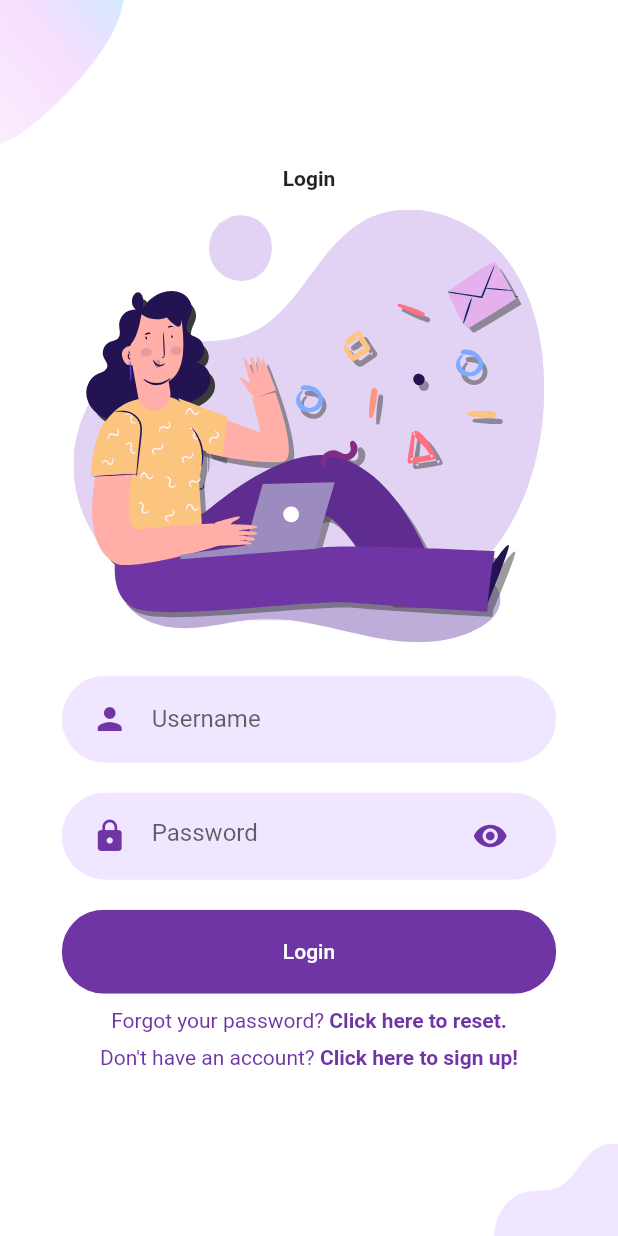
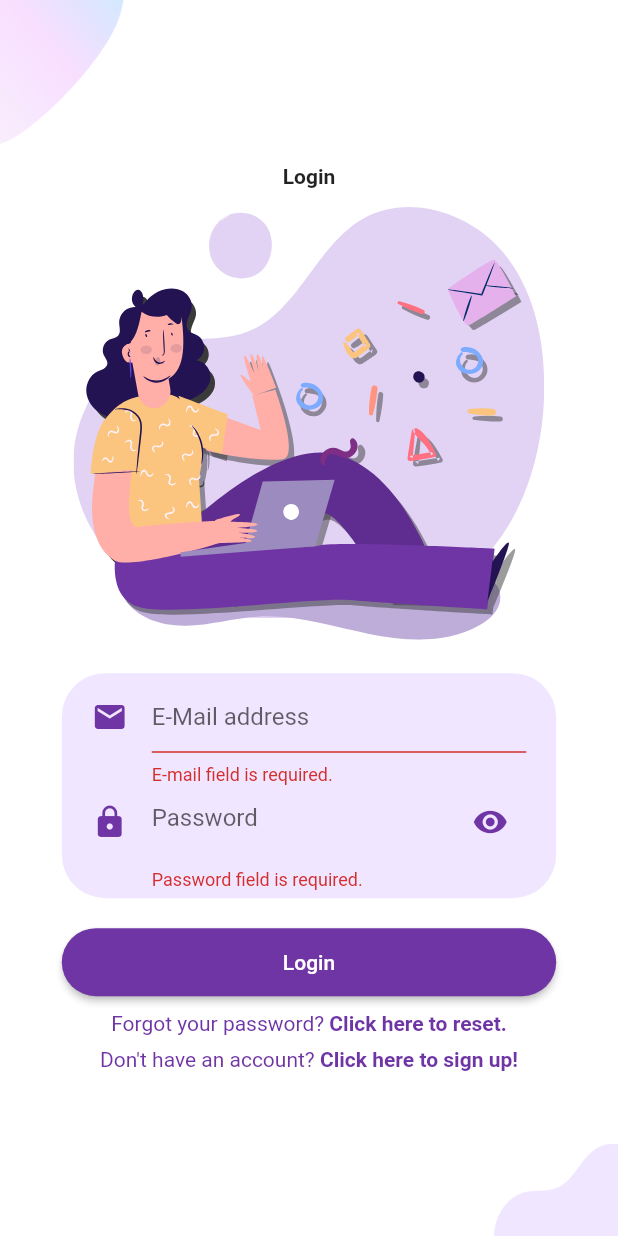
Before and after one commit to NaeemKhan14/Global-Health-Management-System-, a Flutter app: the LoginScreen screen opened directly, after a tap on "Login", on a phone screen of 412 x 824 dp. Run offline on Flutter 3.47's test engine with Material 2 defaults, Android fonts, the phone set to English and light mode, and no system bars; our stand-ins replace firebase_auth, firebase_core, flutter_svg; accounts and stored records are empty.

Commit message:
Login system completed. Added feature to input fields in Login and FP screens to show error messages.

```diff
--- a/lib/Backend/Authentication/authentication_service.dart
+++ b/lib/Backend/Authentication/authentication_service.dart
@@ -1,30 +1,43 @@
 import 'package:firebase_auth/firebase_auth.dart';
 
-class AuthenticationService
-{
+class AuthenticationService {
   final FirebaseAuth _firebaseAuth;
+
   AuthenticationService(this._firebaseAuth);
+
   // Returns null if user is not logged in.
   Stream<User> get authStateChanges => _firebaseAuth.authStateChanges();
 
   // Sign in user
-  Future<String> signIn({String email, String password}) async
-  {
+  Future<String> signIn({String uname, String pass}) async {
     try {
-      await _firebaseAuth.signInWithEmailAndPassword(email: email, password: password);
+      await _firebaseAuth.signInWithEmailAndPassword(
+          email: uname, password: pass);
       return "Signed in";
-    } on FirebaseAuthException catch(e) {
+    } on FirebaseAuthException catch (e) {
+      print(e.message);
+      if (e.message.contains("The email address is badly formatted."))
+      {
+        return "Please enter a valid e-mail address.";
+      } else
+        {
+          return "Invalid username/password.";
+        }
+    }
+  }
+
+  // Sign up user
+  Future<String> signUp({String email, String password}) async {
+    try {
+      await _firebaseAuth.createUserWithEmailAndPassword(
+          email: email, password: password);
+      return "Signed Up";
+    } on FirebaseAuthException catch (e) {
       return e.message;
     }
   }
-  // Sign up user
-  Future<String> signUp({String email, String password}) async
-  {
-    try {
-      await _firebaseAuth.createUserWithEmailAndPassword(email: email, password: password);
-      return "Signed in";
-    } on FirebaseAuthException catch(e) {
-      return e.message;
-    }
+
+  Future<void> signOut() async {
+    await _firebaseAuth.signOut();
   }
 }
--- a/lib/Screens/Login/components/body.dart
+++ b/lib/Screens/Login/components/body.dart
@@ -1,6 +1,9 @@
 import 'package:flutter/material.dart';
 import 'package:flutter_svg/flutter_svg.dart';
+import 'package:ghms/Backend/Authentication/authentication_service.dart';
 import 'package:ghms/Screens/ForgotPassword/forgot_password.dart';
+import 'package:ghms/Screens/HomePage/homepage.dart';
+import 'package:ghms/Screens/Login/components/login_form.dart';
 import 'background.dart';
 import 'extra_login_actions.dart';
 import 'rounded_input_field.dart';
@@ -8,15 +11,24 @@ import 'rounded_password_field.dart';
 import 'package:ghms/Screens/SignUp/signup_screen.dart';
 import 'package:ghms/Screens/WelcomeScreen/components/rounded_button.dart';
 import 'package:ghms/constants.dart';
+import 'package:provider/provider.dart';
 
-class Body extends StatelessWidget {
+class Body extends StatefulWidget {
   const Body({
     Key key,
   }) : super(key: key);
 
   @override
+  _BodyState createState() => _BodyState();
+}
+
+class _BodyState extends State<Body> {
+  @override
   Widget build(BuildContext context) {
     Size size = MediaQuery.of(context).size;
+    final TextEditingController unameController = TextEditingController();
+    final TextEditingController passController = TextEditingController();
+
     return Background(
       child: SingleChildScrollView(
         child: Column(
@@ -32,24 +44,15 @@ class Body extends StatelessWidget {
               height: size.height * 0.35,
             ),
             SizedBox(height: size.height * 0.015),
-            RoundedInputField(
-              hintText: "Username",
-              icon: Icons.person,
-            ),
-            RoundedPasswordField(
-              hintText: "Password",
-            ),
-            RoundedButton(
-              text: "Login",
-              press: () {},
-              color: kPrimaryColor,
-            ),
+            LoginForm(),
             ExtraLoginActions(
               hintText: "Forgot your password? ",
               btnText: "Click here to reset.",
-              onPress: () {Navigator.push(context, MaterialPageRoute(builder: (context) {
-                return ForgotPasswordScreen();
-              }));},
+              onPress: () {
+                Navigator.push(context, MaterialPageRoute(builder: (context) {
+                  return ForgotPasswordScreen();
+                }));
+              },
             ),
             SizedBox(height: size.height * 0.01),
             ExtraLoginActions(
--- /dev/null
+++ b/lib/Screens/Login/components/login_form.dart
@@ -0,0 +1,117 @@
+import 'package:flutter/material.dart';
+import 'package:ghms/Screens/HomePage/homepage.dart';
+import 'package:ghms/Screens/WelcomeScreen/components/rounded_button.dart';
+import 'TextFieldContainer.dart';
+import 'package:ghms/constants.dart';
+import 'package:provider/provider.dart';
+import 'package:ghms/Backend/Authentication/authentication_service.dart';
+
+class LoginForm extends StatefulWidget {
+  @override
+  _LoginFormState createState() => _LoginFormState();
+}
+
+class _LoginFormState extends State<LoginForm> {
+  final _formKey = GlobalKey<FormState>();
+  final TextEditingController emailFieldController = TextEditingController();
+  final TextEditingController passController = TextEditingController();
+  String errorMsg = '';
+  bool errorVisibility = false;
+
+  @override
+  Widget build(BuildContext context) {
+    return SingleChildScrollView(
+      child: Form(
+        key: _formKey,
+        child: Column(
+          children: [
+            Visibility(
+              visible: errorVisibility,
+              child: Text(
+                errorMsg,
+                style: TextStyle(
+                  color: Colors.red,
+                ),
+              ),
+            ),
+            TextFieldContainer(
+              child: Column(
+                mainAxisAlignment: MainAxisAlignment.spaceEvenly,
+                children: <Widget>[
+                  TextFormField(
+                    validator: (value) {
+                      if (value.isEmpty) return 'E-mail field is required.';
+                      return null;
+                    },
+                    controller: emailFieldController,
+                    decoration: InputDecoration(
+                      icon: Icon(
+                        Icons.email,
+                        color: kPrimaryColor,
+                      ),
+                      hintText: "E-Mail address",
+                    ),
+                  ),
+                  TextFormField(
+                    validator: (value) {
+                      if (value.isEmpty) return 'Password field is required.';
+                      return null;
+                    },
+                    obscureText: true,
+                    controller: passController,
+                    decoration: InputDecoration(
+                      icon: Icon(
+                        Icons.lock,
+                        color: kPrimaryColor,
+                      ),
+                      suffixIcon: Icon(
+                        Icons.visibility,
+                        color: kPrimaryColor,
+                      ),
+                      hintText: "Password",
+                      border: InputBorder.none,
+                    ),
+                  ),
+                ],
+              ),
+            ),
+            RoundedButton(
+              text: "Login",
+              color: kPrimaryColor,
+              press: () async {
+                // Remove any error msgs from Firebase.
+                setState(() {
+                  errorVisibility = false;
+                });
+                String login;
+                // If form is valid.
+                if (_formKey.currentState.validate() &&
+                    (emailFieldController.text != null &&
+                        passController.text != null)) {
+                  // Try and login and get the output from Authentication class.
+                  login = await context.read<AuthenticationService>().signIn(
+                        uname: emailFieldController.text,
+                        pass: passController.text,
+                      );
+                  if (login.contains("Signed in")) {
+                    // Redirect to homepage.
+                    Navigator.push(context, MaterialPageRoute(builder: (context) {
+                      return HomePageScreen();
+                    }));
+                  } else {
+                    // If there are any errors from Firebase, we will show it using
+                    // this in the main page.
+                    setState(() {
+                      errorVisibility = true;
+                      errorMsg = login;
+                    });
+                  }
+                }
+              },
+            ),
+          ],
+        ),
+      ),
+    );
+  }
+}
--- a/lib/Screens/Login/components/rounded_password_field.dart
+++ b/lib/Screens/Login/components/rounded_password_field.dart
@@ -5,17 +5,19 @@ import 'package:ghms/constants.dart';
 class RoundedPasswordField extends StatelessWidget {
   final ValueChanged onChange;
   final String hintText;
+  final TextEditingController controller;
 
   const RoundedPasswordField({
     Key key,
     this.onChange,
-    this.hintText,
+    this.hintText, this.controller,
   }) : super(key: key);
 
   @override
   Widget build(BuildContext context) {
     return TextFieldContainer(
       child: TextField(
+        controller: controller,
         obscureText: true,
         onChanged: onChange,
         decoration: InputDecoration(
--- a/lib/Screens/WelcomeScreen/components/rounded_button.dart
+++ b/lib/Screens/WelcomeScreen/components/rounded_button.dart
@@ -19,16 +19,19 @@ class RoundedButton extends StatelessWidget {
     return Container(
       margin: EdgeInsets.symmetric(vertical: 10),
       width: size.width * 0.8,
-      child: ClipRRect(
-        borderRadius: BorderRadius.circular(30),
-        child: FlatButton(
-            padding: EdgeInsets.symmetric(vertical: 20, horizontal: 40),
-            color: color,
-            onPressed: press,
-            child: Text(
-              text,
-              style: TextStyle(color: textColor),
-            )),
+      height: size.height * 0.055,
+      child: ElevatedButton(
+        style: ElevatedButton.styleFrom(
+          primary: color,
+          shape: new RoundedRectangleBorder(
+            borderRadius: new BorderRadius.circular(30.0),
+          ),
+        ),
+        onPressed: press,
+        child: Text(
+          text,
+          style: TextStyle(color: textColor),
+        ),
       ),
     );
   }
```
Also changed, not shown: lib/Screens/ForgotPassword/components/body.dart (+27 -5 lines), lib/Screens/HomePage/homepage.dart (added, +22 -0 lines), lib/Screens/Login/components/rounded_input_field.dart (+29 -11 lines), lib/Screens/SignUp/components/body.dart (+8 -11 lines), lib/main.dart (+29 -7 lines), pubspec.yaml (+5 -4 lines), 7 other files.
